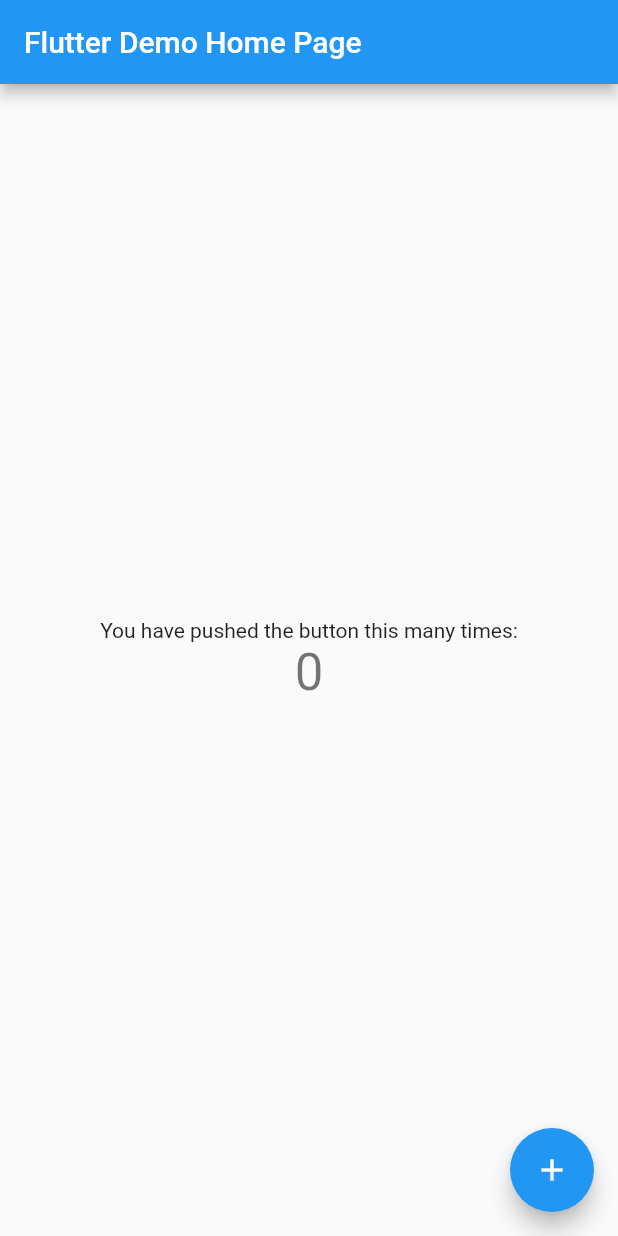
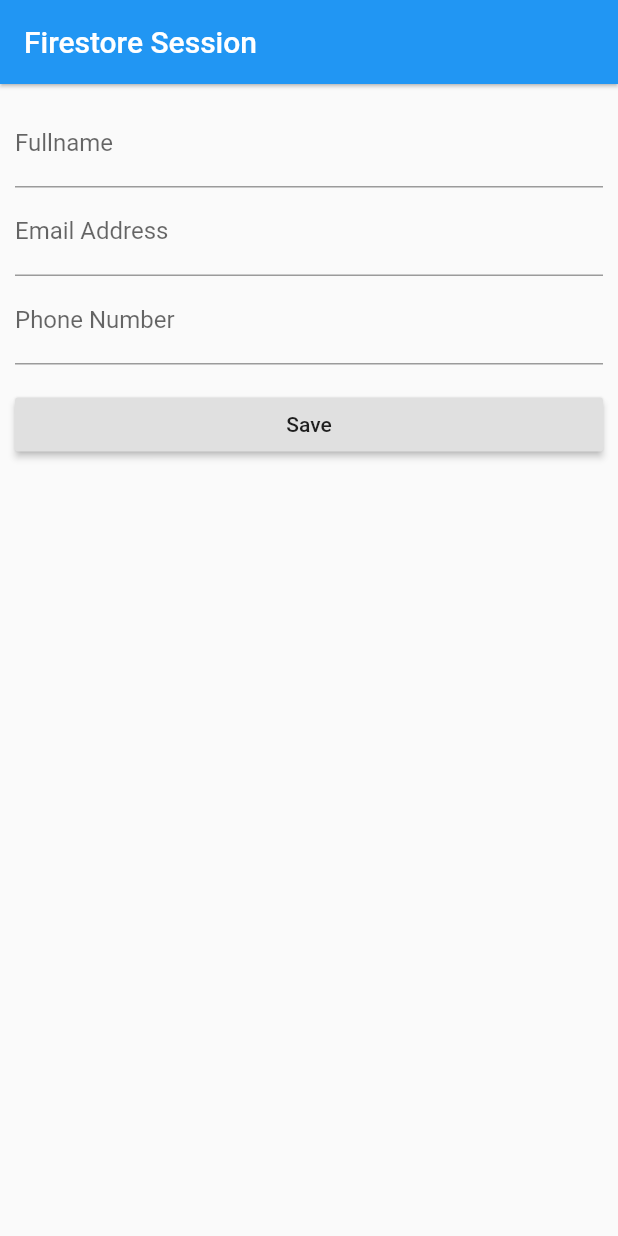
Before and after one commit to edicybereye/firebaseFlutter, a Flutter app: the screen it shows after launch, on a phone screen of 412 x 824 dp. Run offline on Flutter 3.47's test engine with Material 2 defaults, Android fonts, the phone set to English and light mode, and no system bars; our stand-ins replace cloud_firestore; accounts and stored records are empty.

Commit message:
Firestore CRUD

```diff
--- a/lib/main.dart
+++ b/lib/main.dart
@@ -1,111 +1,9 @@
+import 'package:firebase/ui/firebase/firestore.dart';
 import 'package:flutter/material.dart';
 
-void main() => runApp(MyApp());
-
-class MyApp extends StatelessWidget {
-  // This widget is the root of your application.
-  @override
-  Widget build(BuildContext context) {
-    return MaterialApp(
-      title: 'Flutter Demo',
-      theme: ThemeData(
-        // This is the theme of your application.
-        //
-        // Try running your application with "flutter run". You'll see the
-        // application has a blue toolbar. Then, without quitting the app, try
-        // changing the primarySwatch below to Colors.green and then invoke
-        // "hot reload" (press "r" in the console where you ran "flutter run",
-        // or simply save your changes to "hot reload" in a Flutter IDE).
-        // Notice that the counter didn't reset back to zero; the application
-        // is not restarted.
-        primarySwatch: Colors.blue,
-      ),
-      home: MyHomePage(title: 'Flutter Demo Home Page'),
-    );
-  }
+void main() {
+  runApp(MaterialApp(
+    debugShowCheckedModeBanner: false,
+    home: FirestoreSession(),
+  ));
 }
-
-class MyHomePage extends StatefulWidget {
-  MyHomePage({Key key, this.title}) : super(key: key);
-
-  // This widget is the home page of your application. It is stateful, meaning
-  // that it has a State object (defined below) that contains fields that affect
-  // how it looks.
-
-  // This class is the configuration for the state. It holds the values (in this
-  // case the title) provided by the parent (in this case the App widget) and
-  // used by the build method of the State. Fields in a Widget subclass are
-  // always marked "final".
-
-  final String title;
-
-  @override
-  _MyHomePageState createState() => _MyHomePageState();
-}
-
-class _MyHomePageState extends State<MyHomePage> {
-  int _counter = 0;
-
-  void _incrementCounter() {
-    setState(() {
-      // This call to setState tells the Flutter framework that something has
-      // changed in this State, which causes it to rerun the build method below
-      // so that the display can reflect the updated values. If we changed
-      // _counter without calling setState(), then the build method would not be
-      // called again, and so nothing would appear to happen.
-      _counter++;
-    });
-  }
-
-  @override
-  Widget build(BuildContext context) {
-    // This method is rerun every time setState is called, for instance as done
-    // by the _incrementCounter method above.
-    //
-    // The Flutter framework has been optimized to make rerunning build methods
-    // fast, so that you can just rebuild anything that needs updating rather
-    // than having to individually change instances of widgets.
-    return Scaffold(
-      appBar: AppBar(
-        // Here we take the value from the MyHomePage object that was created by
-        // the App.build method, and use it to set our appbar title.
-        title: Text(widget.title),
-      ),
-      body: Center(
-        // Center is a layout widget. It takes a single child and positions it
-        // in the middle of the parent.
-        child: Column(
-          // Column is also layout widget. It takes a list of children and
-          // arranges them vertically. By default, it sizes itself to fit its
-          // children horizontally, and tries to be as tall as its parent.
-          //
-          // Invoke "debug painting" (press "p" in the console, choose the
-          // "Toggle Debug Paint" action from the Flutter Inspector in Android
-          // Studio, or the "Toggle Debug Paint" command in Visual Studio Code)
-          // to see the wireframe for each widget.
-          //
-          // Column has various properties to control how it sizes itself and
-          // how it positions its children. Here we use mainAxisAlignment to
-          // center the children vertically; the main axis here is the vertical
-          // axis because Columns are vertical (the cross axis would be
-          // horizontal).
-          mainAxisAlignment: MainAxisAlignment.center,
-          children: <Widget>[
-            Text(
-              'You have pushed the button this many times:',
-            ),
-            Text(
-              '$_counter',
-              style: Theme.of(context).textTheme.display1,
-            ),
-          ],
-        ),
-      ),
-      floatingActionButton: FloatingActionButton(
-        onPressed: _incrementCounter,
-        tooltip: 'Increment',
-        child: Icon(Icons.add),
-      ), // This trailing comma makes auto-formatting nicer for build methods.
-    );
-  }
-}
--- /dev/null
+++ b/lib/ui/firebase/firestore.dart
@@ -0,0 +1,206 @@
+import 'dart:convert';
+
+import 'package:flutter/cupertino.dart';
+import 'package:flutter/material.dart';
+
+import 'package:cloud_firestore/cloud_firestore.dart';
+
+class FirestoreSession extends StatefulWidget {
+  @override
+  _FirestoreSessionState createState() => _FirestoreSessionState();
+}
+
+class _FirestoreSessionState extends State<FirestoreSession> {
+  String id;
+  final db = Firestore.instance;
+  final keyform = GlobalKey<FormState>();
+  String name, email, phone;
+
+  var buttonType = 1;
+  TextEditingController namecontroller = TextEditingController();
+  TextEditingController emailController = TextEditingController();
+  TextEditingController phoneController = TextEditingController();
+  clear() {
+    namecontroller.clear();
+    emailController.clear();
+    phoneController.clear();
+  }
+
+  send() async {
+    DocumentReference ref = await db.collection("AEJ").add({
+      "name": "$name",
+      "email": "$email",
+      "phone": "$phone",
+    });
+    setState(() {
+      id = ref.documentID;
+    });
+    print(ref.documentID);
+    clear();
+  }
+
+  readdata() async {
+    DocumentSnapshot snapshot = await db.collection("AEJ").document(id).get();
+    print(snapshot.data['name']);
+  }
+
+  Card buildItem(DocumentSnapshot e) {
+    return Card(
+      child: Padding(
+        padding: const EdgeInsets.all(8.0),
+        child: Row(
+          children: <Widget>[
+            Expanded(
+              child: Column(
+                crossAxisAlignment: CrossAxisAlignment.stretch,
+                children: <Widget>[
+                  Text(e.data['name']),
+                  Text(e.data['email']),
+                  Text(e.data['phone']),
+                ],
+              ),
+            ),
+            SizedBox(
+              width: 10.0,
+            ),
+            IconButton(
+              onPressed: () {
+                update(e);
+              },
+              icon: Icon(Icons.edit),
+            ),
+            IconButton(
+              onPressed: () {
+                delete(e);
+              },
+              icon: Icon(Icons.delete),
+            )
+          ],
+        ),
+      ),
+    );
+  }
+
+  update(DocumentSnapshot e) async {
+    setState(() {
+      id = e.documentID;
+      buttonType = 2;
+      namecontroller = TextEditingController(text: e['name']);
+      phoneController = TextEditingController(text: e['phone']);
+      emailController = TextEditingController(text: e['email']);
+    });
+  }
+
+  delete(DocumentSnapshot e) async {
+    await db.collection("AEJ").document(e.documentID).delete();
+    setState(() {
+      id = null;
+    });
+  }
+
+  edit() async {
+    await db.collection("AEJ").document(id).updateData({
+      "name": "$name",
+      "email": "$email",
+      "phone": "$phone",
+    });
+    clear();
+    setState(() {
+      id = null;
+      buttonType = 1;
+    });
+  }
+
+  @override
+  void initState() {
+    // TODO: implement initState
+    super.initState();
+  }
+
+  @override
+  Widget build(BuildContext context) {
+    return Scaffold(
+      appBar: AppBar(
+        title: Text("Firestore Session"),
+        elevation: 1.0,
+      ),
+      body: Container(
+        child: Form(
+          key: keyform,
+          child: ListView(
+            padding: EdgeInsets.all(10.0),
+            children: <Widget>[
+              TextFormField(
+                controller: namecontroller,
+                onSaved: (e) => name = e,
+                decoration: InputDecoration(labelText: "Fullname"),
+                validator: (e) {
+                  if (e.isEmpty) {
+                    return "Please fill your name";
+                  }
+                },
+              ),
+              TextFormField(
+                controller: emailController,
+                onSaved: (e) => email = e,
+                decoration: InputDecoration(labelText: "Email Address"),
+                validator: (e) {
+                  if (e.isEmpty) {
+                    return "Please fill your email";
+                  }
+                },
+              ),
+              TextFormField(
+                controller: phoneController,
+                onSaved: (e) => phone = e,
+                decoration: InputDecoration(labelText: "Phone Number"),
+                validator: (e) {
+                  if (e.isEmpty) {
+                    return "Please fill your phone number";
+                  }
+                },
+              ),
+              SizedBox(
+                height: 16.0,
+              ),
+              RaisedButton(
+                onPressed: () {
+                  if (keyform.currentState.validate()) {
+                    keyform.currentState.save();
+                    buttonType == 1 ? send() : edit();
+                  }
+                },
+                child: Text(buttonType == 1 ? "Save" : "Edit"),
+              ),
+              SizedBox(
+                height: 16.0,
+              ),
+              StreamBuilder<QuerySnapshot>(
+                stream: db.collection("AEJ").snapshots(),
+                builder: (context, i) {
+                  if (i.hasData) {
+                    // return Column(
+                    //     crossAxisAlignment: CrossAxisAlignment.start,
+                    //     children:
+                    //         i.data.documents.map((e) => buildItem(e)).toList());
+                    return ListView.builder(
+                      shrinkWrap: true,
+                      physics: ClampingScrollPhysics(),
+                      itemCount: i.data.documents.length,
+                      itemBuilder: (context, index) {
+                        DocumentSnapshot snapshot = i.data.documents[index];
+                        return buildItem(snapshot);
+                      },
+                    );
+                  } else {
+                    return SizedBox();
+                  }
+                },
+              )
+            ],
+          ),
+        ),
+      ),
+    );
+  }
+}
--- a/pubspec.yaml
+++ b/pubspec.yaml
@@ -24,11 +24,8 @@ dependencies:
   # Use with the CupertinoIcons class for iOS style icons.
   cupertino_icons: ^0.1.2
   firebase_storage: ^3.0.2
-  firebase_database: ^3.0.3
   firebase_messaging: ^5.0.4
   firebase_auth: ^0.11.1+7
-  google_sign_in: ^4.0.2
-  flutter_facebook_login: ^2.0.1
   cloud_firestore: ^0.12.6
 
 dev_dependencies:
```
Also changed, not shown: pubspec.lock, 5 other files.
